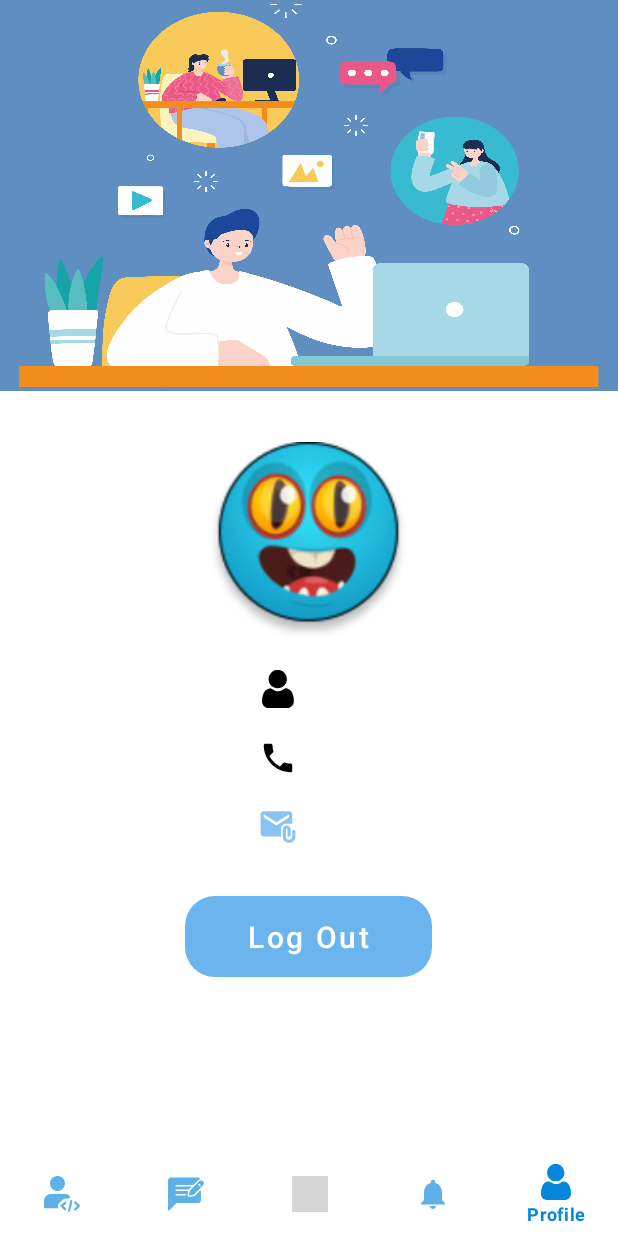
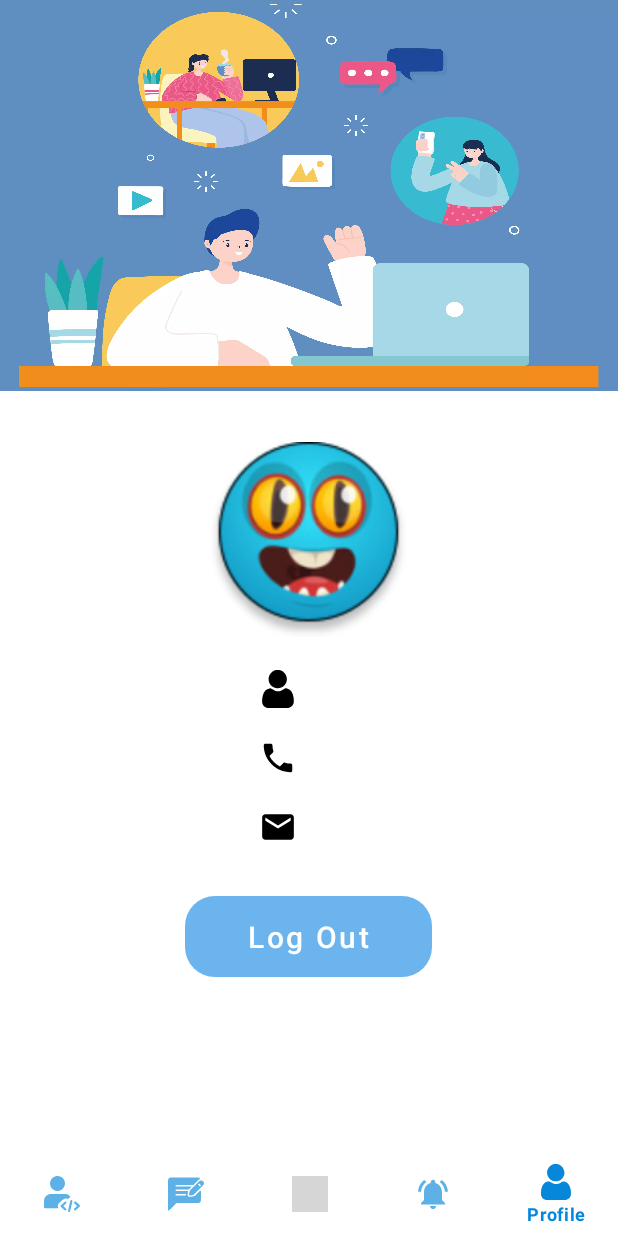
Before and after one commit to Hiteshsukhwani29/Estudier, an Android app: the screen it shows after launch once a user with an empty profile is signed in (Main2Activity), item 5 of the bottom bar chosen, on a phone screen of 412 x 824 dp. Run offline under Robolectric (Android 15) with nearby library versions, the phone set to English and light mode, and no system bars; our stand-ins replace Firebase (no records; nobody signed in at launch, a user with empty details on screens opened directly), Picasso; pictures from the network do not load; Roboto replaces fonts that are not available here; grey boxes are pictures that could not be loaded.

Commit message:
Minor Changes

```diff
--- a/app/src/main/res/drawable/ic_email.xml
+++ b/app/src/main/res/drawable/ic_email.xml
@@ -1,14 +1,4 @@
-<vector xmlns:android="http://schemas.android.com/apk/res/android"
-    android:width="24dp"
-    android:height="24dp"
-    android:viewportWidth="24"
-    android:viewportHeight="24"
-    android:tint="#6CB4EE"
-    android:alpha="0.8">
-  <path
-      android:fillColor="@android:color/white"
-      android:pathData="M21,10V4c0,-1.1 -0.9,-2 -2,-2H3C1.9,2 1.01,2.9 1.01,4L1,16c0,1.1 0.9,2 2,2h11v-5c0,-1.66 1.34,-3 3,-3H21zM11,11L3,6V4l8,5l8,-5v2L11,11z"/>
-  <path
-      android:fillColor="@android:color/white"
-      android:pathData="M21,14v4c0,1.1 -0.9,2 -2,2s-2,-0.9 -2,-2v-4.5c0,-0.28 0.22,-0.5 0.5,-0.5s0.5,0.22 0.5,0.5V18h2v-4.5c0,-1.38 -1.12,-2.5 -2.5,-2.5S15,12.12 15,13.5V18c0,2.21 1.79,4 4,4s4,-1.79 4,-4v-4H21z"/>
+<vector android:height="30dp" android:viewportHeight="24.0"
+    android:viewportWidth="24.0" android:width="30dp" xmlns:android="http://schemas.android.com/apk/res/android">
+    <path android:fillColor="#FF000000" android:pathData="M20,4L4,4c-1.1,0 -1.99,0.9 -1.99,2L2,18c0,1.1 0.9,2 2,2h16c1.1,0 2,-0.9 2,-2L22,6c0,-1.1 -0.9,-2 -2,-2zM20,8l-8,5 -8,-5L4,6l8,5 8,-5v2z"/>
 </vector>
--- a/app/src/main/res/drawable/ic_notifications_black_24dp.xml
+++ b/app/src/main/res/drawable/ic_notifications_black_24dp.xml
@@ -1,9 +1,4 @@
-<vector xmlns:android="http://schemas.android.com/apk/res/android"
-    android:width="24dp"
-    android:height="24dp"
-    android:viewportWidth="24.0"
-    android:viewportHeight="24.0">
-    <path
-        android:fillColor="#FF000000"
-        android:pathData="M12,22c1.1,0 2,-0.9 2,-2h-4c0,1.1 0.89,2 2,2zM18,16v-5c0,-3.07 -1.64,-5.64 -4.5,-6.32L13.5,4c0,-0.83 -0.67,-1.5 -1.5,-1.5s-1.5,0.67 -1.5,1.5v0.68C7.63,5.36 6,7.92 6,11v5l-2,2v1h16v-1l-2,-2z" />
+<vector android:height="36dp" android:viewportHeight="24.0"
+    android:viewportWidth="24.0" android:width="36dp" xmlns:android="http://schemas.android.com/apk/res/android">
+    <path android:fillColor="#FF000000" android:pathData="M7.58,4.08L6.15,2.65C3.75,4.48 2.17,7.3 2.03,10.5h2c0.15,-2.65 1.51,-4.97 3.55,-6.42zM19.97,10.5h2c-0.15,-3.2 -1.73,-6.02 -4.12,-7.85l-1.42,1.43c2.02,1.45 3.39,3.77 3.54,6.42zM18,11c0,-3.07 -1.64,-5.64 -4.5,-6.32L13.5,4c0,-0.83 -0.67,-1.5 -1.5,-1.5s-1.5,0.67 -1.5,1.5v0.68C7.63,5.36 6,7.92 6,11v5l-2,2v1h16v-1l-2,-2v-5zM12,22c0.14,0 0.27,-0.01 0.4,-0.04 0.65,-0.14 1.18,-0.58 1.44,-1.18 0.1,-0.24 0.15,-0.5 0.15,-0.78h-4c0.01,1.1 0.9,2 2.01,2z"/>
 </vector>
```
Also changed, not shown: app/src/main/res/layout/frag_home.xml (+36 -21 lines).
